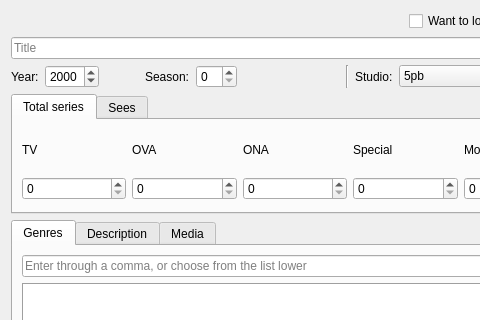
Qt form dialogaddanime.ui (LibertaSoft/DatabaseAnime) before a commit; both pictures show x 0 to 480 and y 0 to 320 of the 871 by 597 pixel window.
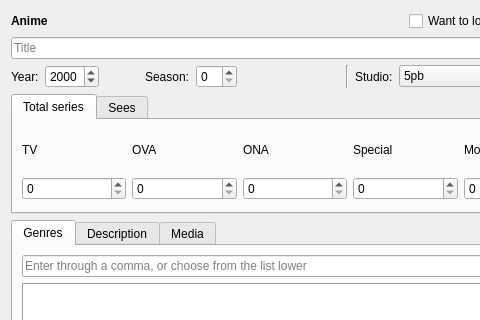
The same form after that commit. Icons and pictures are not drawn. Custom widgets are drawn as their Qt base class.

Patch:
```diff
--- a/dialogaddanime.ui
+++ b/dialogaddanime.ui
@@ -26,6 +26,19 @@
        </property>
        <item>
         <layout class="QHBoxLayout" name="HLay_1">
+         <item>
+          <widget class="QLabel" name="label">
+           <property name="font">
+            <font>
+             <weight>75</weight>
+             <bold>true</bold>
+            </font>
+           </property>
+           <property name="text">
+            <string>Anime</string>
+           </property>
+          </widget>
+         </item>
          <item>
           <spacer name="HSpacer_0">
            <property name="orientation">
```
